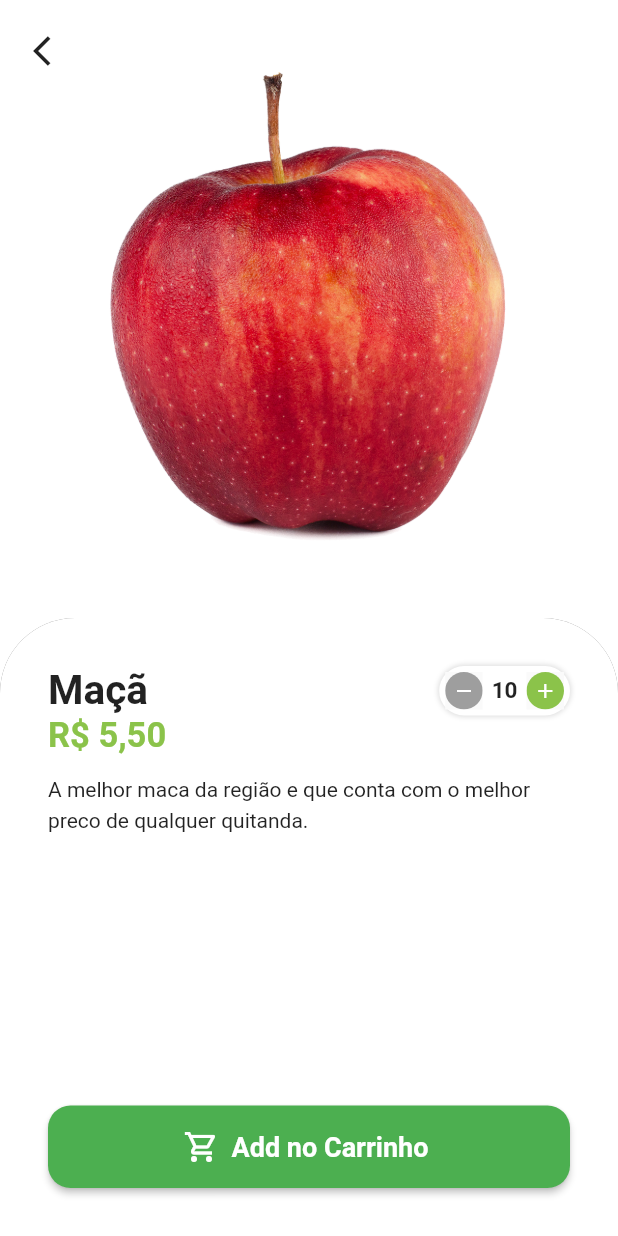
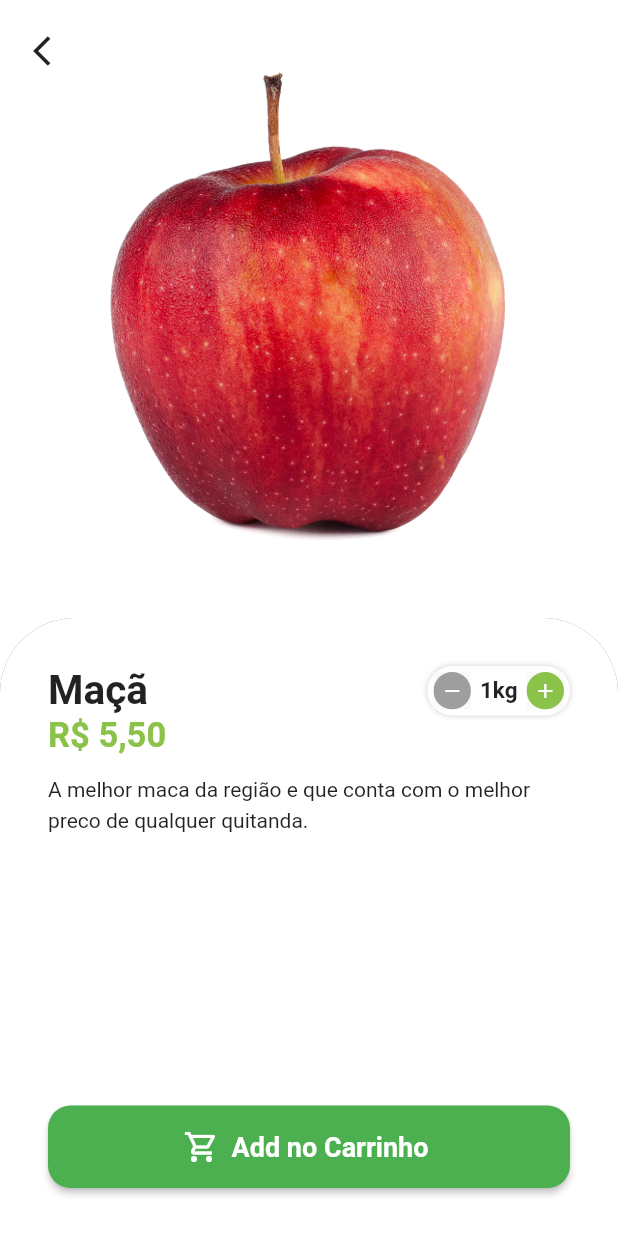
Before and after one commit to DavihFerraz/GreenGrocer, a Flutter app: the screen it shows after launch, after a tap on "Entrar", after a tap on "Maçã", on a phone screen of 412 x 824 dp. Run offline on Flutter 3.47's test engine with Material 2 defaults, Android fonts, the phone set to English and light mode, and no system bars; our stand-ins replace animated_text_kit, badges, mask_text_input_formatter.

Commit message:
adicionando botao para aumentar quantidade do produto

```diff
--- a/lib/src/pages/product/product_screen.dart
+++ b/lib/src/pages/product/product_screen.dart
@@ -4,10 +4,18 @@ import 'package:green_grocer/src/pages/auth/config/custom_colors.dart';
 import 'package:green_grocer/src/pages/widgets/quantity_widget.dart';
 import 'package:green_grocer/src/services/util_services.dart';
 
-class ProductScreen extends StatelessWidget {
+class ProductScreen extends StatefulWidget {
   ProductScreen({super.key, required this.item});
   final ItemModel item;
+
+  @override
+  State<ProductScreen> createState() => _ProductScreenState();
+}
+
+class _ProductScreenState extends State<ProductScreen> {
   final UtilServices utilServices = UtilServices();
+
+  int cartItemQuantity = 1;
 
   @override
   Widget build(BuildContext context) {
@@ -20,8 +28,8 @@ class ProductScreen extends StatelessWidget {
             children: [
               Expanded(
                 child: Hero(
-                  tag: item.imageUrl,
-                  child: Image.asset(item.imageUrl),
+                  tag: widget.item.imageUrl,
+                  child: Image.asset(widget.item.imageUrl),
                 ),
               ),
               Expanded(
@@ -46,7 +54,7 @@ class ProductScreen extends StatelessWidget {
                         children: [
                           Expanded(
                             child: Text(
-                              item.itemName,
+                              widget.item.itemName,
                               maxLines: 2,
                               overflow: TextOverflow.ellipsis,
                               style: const TextStyle(
@@ -55,16 +63,21 @@ class ProductScreen extends StatelessWidget {
                               ),
                             ),
                           ),
-                          const QuantityWidget(
-                            suffixText: '',
-                            value: 10,
+                          QuantityWidget(
+                            suffixText: widget.item.unit,
+                            value: cartItemQuantity,
+                            result: (quantity) {
+                              setState(() {
+                                cartItemQuantity = quantity;
+                              });
+                            },
                           )
                         ],
                       ),
 
                       // Preco
                       Text(
-                        utilServices.priceToCurrency(item.price),
+                        utilServices.priceToCurrency(widget.item.price),
                         style: TextStyle(
                           fontSize: 23,
                           fontWeight: FontWeight.bold,
@@ -81,7 +94,7 @@ class ProductScreen extends StatelessWidget {
                           ),
                           child: SingleChildScrollView(
                             child: Text(
-                              item.descripition,
+                              widget.item.descripition,
                               style: const TextStyle(height: 1.5),
                             ),
                           ),
```
Also changed, not shown: lib/src/pages/widgets/quantity_widget.dart (+11 -2 lines).
